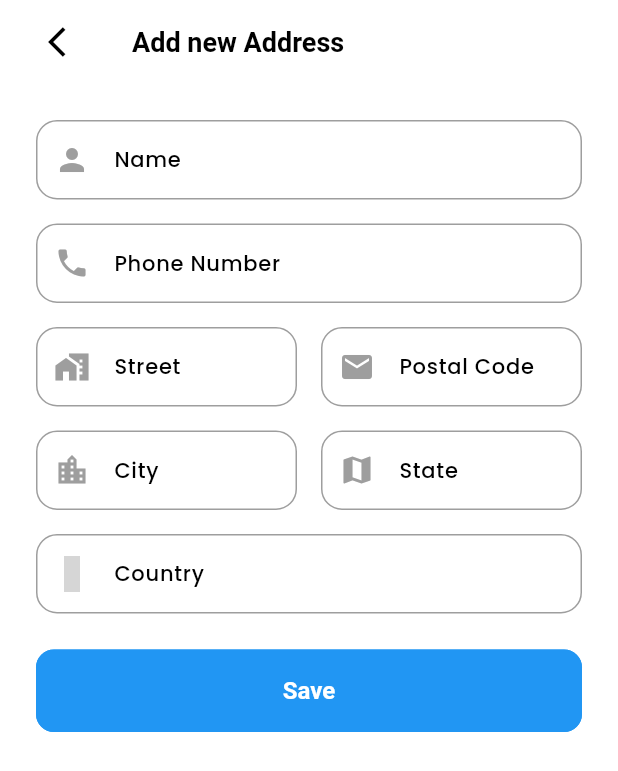
After one commit to DucAnhSad/Project4_NgotBand_QuaDat, a Flutter app: the UserAddressScreen screen opened directly, after a tap on the "add" icon, on a phone screen of 412 x 824 dp. The commit adds this screen. Shown: the top 771 px of the screen. Run offline on Flutter 3.47's test engine with Material 3 defaults, Android fonts, the phone set to English and light mode, and no system bars; our stand-ins replace carousel_slider, flutter_rating_bar, get, get_storage, iconsax_flutter, logger and 1 more; accounts and stored records are empty; grey boxes are pictures that could not be loaded.

Commit message:
add address screen and new address form

```diff
--- /dev/null
+++ b/lib/features/personalization/screens/address/add_new_address.dart
@@ -0,0 +1,77 @@
+import 'package:flutter/material.dart';
+import 'package:iconsax_flutter/iconsax_flutter.dart';
+import 'package:project4_ngotband_quadat/common/widgets/appbar/appbar.dart';
+import 'package:project4_ngotband_quadat/utils/constants/sizes.dart';
+
+class AddNewAddressScreen extends StatelessWidget {
+  const AddNewAddressScreen({super.key});
+
+  @override
+  Widget build(BuildContext context) {
+    return Scaffold(
+      appBar: const MyAppBar(
+        showBackArrow: true,
+        title: Text('Add new Address'),
+      ),
+      body: SingleChildScrollView(
+        child: Padding(
+          padding: const EdgeInsets.all(MySizes.defaultSpace),
+          child: Form(
+            child: Column(
+              children: [
+                TextFormField(
+                  decoration: const InputDecoration(prefixIcon: Icon(Icons.person), labelText: 'Name'),
+                ),
+                const SizedBox(height: MySizes.spaceBtwFields,),
+                TextFormField(
+                  decoration: const InputDecoration(prefixIcon: Icon(Icons.phone), labelText: 'Phone Number'),
+                ),
+                const SizedBox(height: MySizes.spaceBtwFields,),
+
+                Row(
+                  children: [
+                    Expanded(
+                      child: TextFormField(
+                        decoration: const InputDecoration(prefixIcon: Icon(Icons.maps_home_work), labelText: 'Street'),
+                      ),
+                    ),
+                    const SizedBox(width: MySizes.spaceBtwFields,),
+                    Expanded(
+                      child: TextFormField(
+                        decoration: const InputDecoration(prefixIcon: Icon(Icons.local_post_office), labelText: 'Postal Code'),
+                      ),
+                    ),
+                  ],
+                ),
+
+                const SizedBox(height: MySizes.spaceBtwFields,),
+                Row(
+                  children: [
+                    Expanded(
+                      child: TextFormField(
+                        decoration: const InputDecoration(prefixIcon: Icon(Icons.location_city), labelText: 'City'),
+                      ),
+                    ),
+                    const SizedBox(width: MySizes.spaceBtwFields,),
+                    Expanded(
+                      child: TextFormField(
+                        decoration: const InputDecoration(prefixIcon: Icon(Icons.map), labelText: 'State'),
+                      ),
+                    ),
+                  ],
+                ),
+
+                const SizedBox(height: MySizes.spaceBtwFields,),
+                TextFormField(
+                  decoration: const InputDecoration(prefixIcon: Icon(Iconsax.global), labelText: 'Country'),
+                ),
+                const SizedBox(height: MySizes.defaultSpace),
+                SizedBox(width: double.infinity, child: ElevatedButton(onPressed: (){}, child: const Text('Save'),),),
+              ],
+            ),
+          ),
+        ),
+      ),
+    );
+  }
+}
--- /dev/null
+++ b/lib/features/personalization/screens/address/address.dart
@@ -0,0 +1,37 @@
+import 'package:flutter/material.dart';
+import 'package:get/get.dart';
+import 'package:project4_ngotband_quadat/common/widgets/appbar/appbar.dart';
+import 'package:project4_ngotband_quadat/features/personalization/screens/address/add_new_address.dart';
+import 'package:project4_ngotband_quadat/features/personalization/screens/address/widgets/single_address.dart';
+import 'package:project4_ngotband_quadat/utils/constants/colors.dart';
+import 'package:project4_ngotband_quadat/utils/constants/sizes.dart';
+
+class UserAddressScreen extends StatelessWidget {
+  const UserAddressScreen({super.key});
+
+  @override
+  Widget build(BuildContext context) {
+    return Scaffold(
+      floatingActionButton: FloatingActionButton(
+        onPressed: () => Get.to(() => const AddNewAddressScreen()),
+        backgroundColor: MyColors.primary,
+        child: const Icon(Icons.add, color: Colors.white,),
+      ),
+      appBar: MyAppBar(
+        showBackArrow: true,
+        title: Text('Addresses', style: Theme.of(context).textTheme.headlineSmall,),
+      ),
+      body: const SingleChildScrollView(
+        child: Padding(
+          padding: EdgeInsets.all(MySizes.defaultSpace),
+          child: Column(
+            children: [
+              MySingleAddress(selectedAddress: true),
+              MySingleAddress(selectedAddress: false),
+            ],
+          ),
+        ),
+      ),
+    );
+  }
+}
--- /dev/null
+++ b/lib/features/personalization/screens/address/widgets/single_address.dart
@@ -0,0 +1,57 @@
+import 'package:flutter/material.dart';
+import 'package:iconsax_flutter/iconsax_flutter.dart';
+import 'package:project4_ngotband_quadat/utils/constants/colors.dart';
+import 'package:project4_ngotband_quadat/utils/constants/sizes.dart';
+import 'package:project4_ngotband_quadat/utils/helpers/helper_functions.dart';
+
+import '../../../../../common/widgets/custom_shapes/containers/rounded_container.dart';
+
+class MySingleAddress extends StatelessWidget {
+  const MySingleAddress({super.key, required this.selectedAddress});
+
+  final bool selectedAddress;
+
+  @override
+  Widget build(BuildContext context) {
+    final dark = MyHelperFunctions.isDarkMode(context);
+    return MyRoundedContainer(
+      width: double.infinity,
+      showBorder: true,
+      padding: const EdgeInsets.all(MySizes.md),
+      backgroundColor: selectedAddress ? MyColors.primary.withOpacity(0.5) : Colors.transparent,
+      borderColor: selectedAddress ? Colors.transparent : dark ? MyColors.darkerGrey : MyColors.grey,
+      margin: const EdgeInsets.only(bottom: MySizes.spaceBtwItems),
+      child: Stack(
+        children: [
+          Positioned(
+            right: 5,
+            top: 0,
+            child: Icon(
+              selectedAddress ? Iconsax.tick_circle : null,
+              color: selectedAddress ? dark ? MyColors.light : MyColors.dark.withOpacity(0.8) : null,
+            ),
+          ),
+          Column(
+            crossAxisAlignment: CrossAxisAlignment.start,
+            children: [
+              Text(
+                'Zhao Li Ying',
+                maxLines: 1,
+                overflow: TextOverflow.ellipsis,
+                style: Theme.of(context).textTheme.titleLarge,
+              ),
+              const SizedBox(height: MySizes.sm / 2,),
+              const Text(
+                '(+84) 1800 1147',
+                maxLines: 1,
+                overflow: TextOverflow.ellipsis,
+              ),
+              const SizedBox(height: MySizes.sm / 2,),
+              const Text('19 P. Lê Thanh Nghị, Bách Khoa, Hai Bà Trưng, Hà Nội, Việt Nam', softWrap: true,)
+            ],
+          )
+        ],
+      ),
+    );
+  }
+}
--- a/lib/features/personalization/screens/settings/settings.dart
+++ b/lib/features/personalization/screens/settings/settings.dart
@@ -5,6 +5,7 @@ import 'package:project4_ngotband_quadat/common/widgets/appbar/appbar.dart';
 import 'package:project4_ngotband_quadat/common/widgets/custom_shapes/containers/primary_header_container.dart';
 import 'package:project4_ngotband_quadat/common/widgets/list_tiles/settings_menu_tile.dart';
 import 'package:project4_ngotband_quadat/common/widgets/texts/section_heading.dart';
+import 'package:project4_ngotband_quadat/features/personalization/screens/address/address.dart';
 import 'package:project4_ngotband_quadat/utils/constants/sizes.dart';
 
 import '../../../../common/widgets/list_tiles/user_profile_tile.dart';
@@ -42,7 +43,9 @@ class SettingsScreen extends StatelessWidget {
                   const MySectionHeading(title: 'Account Settings', showActionButton: false,),
                   const SizedBox(height: MySizes.spaceBtwItems,),
 
-                  const MySettingsMenuTile(icon: Iconsax.safe_home, title: 'My Addresses', subTitle: 'Set shopping delivery address',),
+                  MySettingsMenuTile(icon: Iconsax.safe_home, title: 'My Addresses', subTitle: 'Set shopping delivery address',
+                  onTap: () => Get.to(() => const UserAddressScreen()),),
+
                   const MySettingsMenuTile(icon: Icons.shopping_cart, title: 'My Cart', subTitle: 'Add, remove products and move to checkout',),
                   const MySettingsMenuTile(icon: Iconsax.bag_tick, title: 'My Order', subTitle: 'In-progress and Completed Orders',),
                   const MySettingsMenuTile(icon: Iconsax.bank, title: 'Bank Account', subTitle: 'Withdraw balance to registered bank account',),
```
